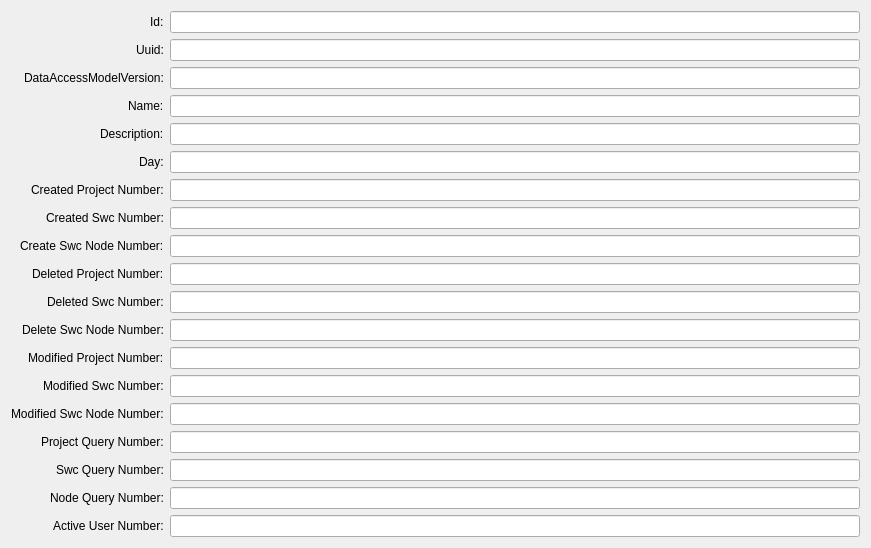
The window that src/ui/editordailystatisticsmetainfo.ui (kiraYuukiAsuna/SwcDbmsQtClient) describes before a commit, drawn with Qt 5.
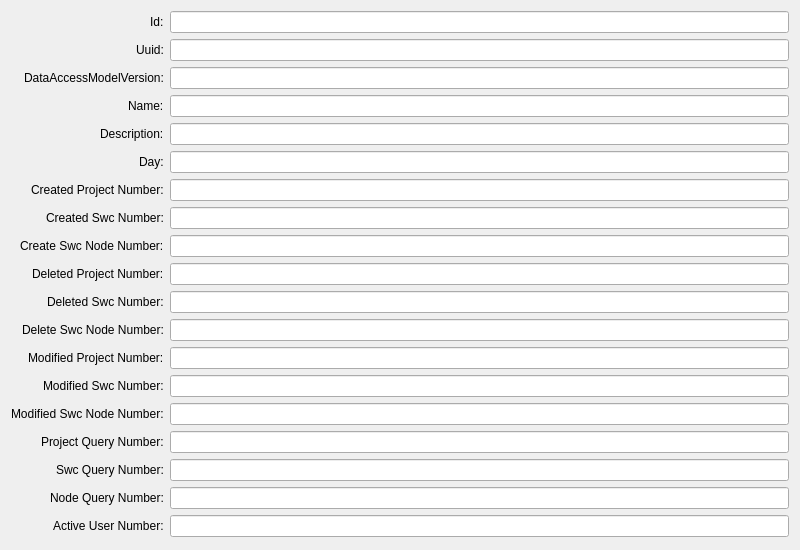
The same window after the commit.

What changed in the file:
```diff
--- a/src/ui/editordailystatisticsmetainfo.ui
+++ b/src/ui/editordailystatisticsmetainfo.ui
@@ -6,8 +6,8 @@
    <rect>
     <x>0</x>
     <y>0</y>
-    <width>871</width>
-    <height>515</height>
+    <width>800</width>
+    <height>550</height>
    </rect>
   </property>
   <property name="windowTitle">
```
